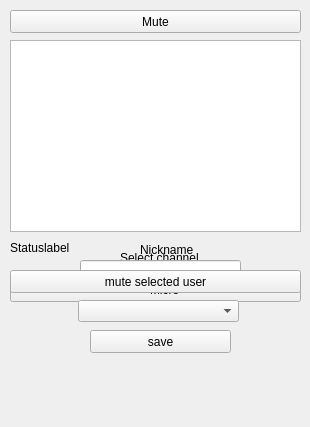
progame1201/VoiceSockets, file clientqt/ui.ui: the form before one commit.
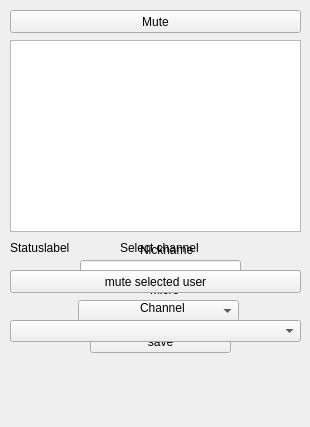
The form after the commit. Icons and pictures are not drawn.

```diff
--- a/clientqt/ui.ui
+++ b/clientqt/ui.ui
@@ -45,7 +45,7 @@
     <property name="geometry">
      <rect>
       <x>0</x>
-      <y>240</y>
+      <y>230</y>
       <width>311</width>
       <height>181</height>
      </rect>
@@ -165,7 +165,7 @@
       <x>0</x>
       <y>230</y>
       <width>311</width>
-      <height>191</height>
+      <height>181</height>
      </rect>
     </property>
     <widget class="QLabel" name="statuslabel">
@@ -194,6 +194,29 @@
       <string>mute selected user</string>
      </property>
     </widget>
+    <widget class="QComboBox" name="channel_selecter">
+     <property name="geometry">
+      <rect>
+       <x>10</x>
+       <y>90</y>
+       <width>291</width>
+       <height>22</height>
+      </rect>
+     </property>
+    </widget>
+    <widget class="QLabel" name="label_4">
+     <property name="geometry">
+      <rect>
+       <x>140</x>
+       <y>70</y>
+       <width>71</width>
+       <height>16</height>
+      </rect>
+     </property>
+     <property name="text">
+      <string>Channel</string>
+     </property>
+    </widget>
    </widget>
   </widget>
  </widget>
```
